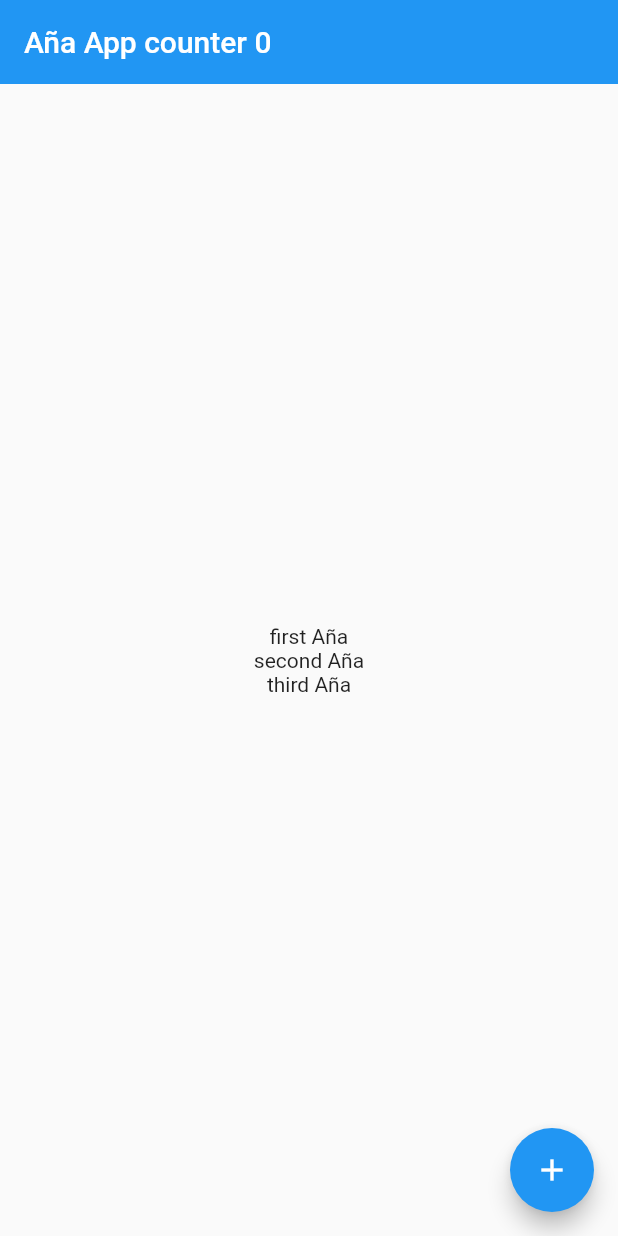
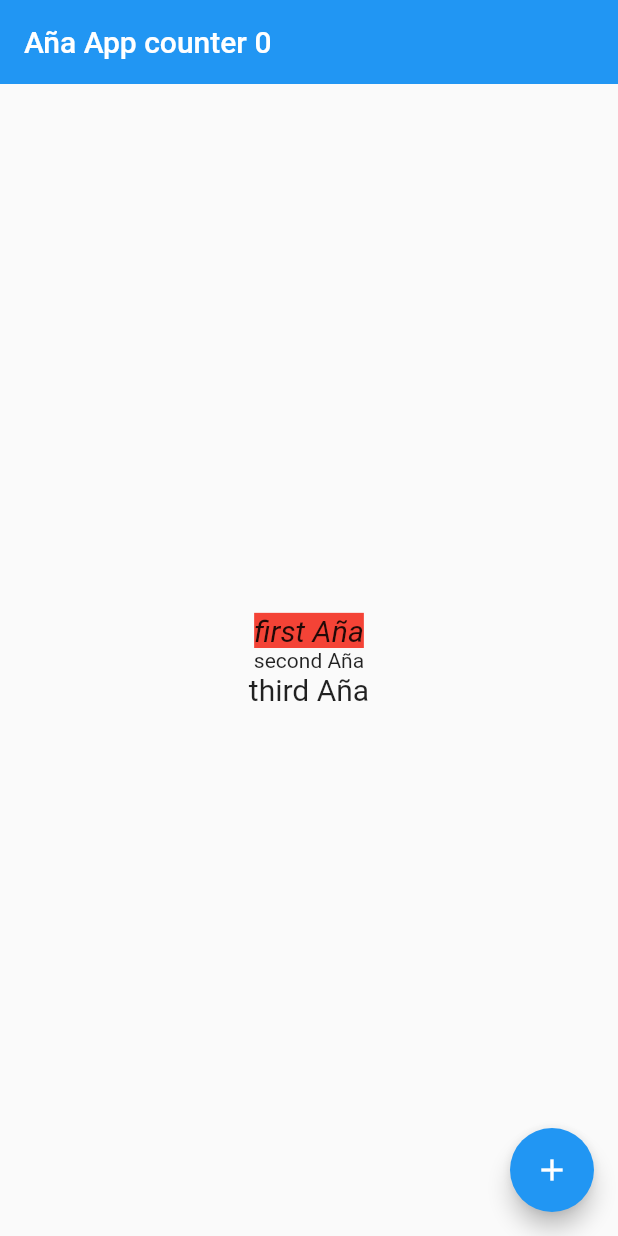
Before and after one commit to cuauhtlahuac/flutter_fer_herrera, a Flutter app: the screen it shows after launch, on a phone screen of 412 x 824 dp. Run offline on Flutter 3.47's test engine with Material 2 defaults, Android fonts, the phone set to English and light mode, and no system bars; Roboto replaces fonts that are missing (arial).

Commit message:
style: cambiando los text tyles

```diff
--- a/flutter_first_app/lib/screens/home_screen.dart
+++ b/flutter_first_app/lib/screens/home_screen.dart
@@ -14,9 +14,19 @@ class HomeScreen extends StatelessWidget {
         child: Column(
           mainAxisAlignment: MainAxisAlignment.center,
           children: const [
-            Text('first Aña'),
+            Text(
+              'first Aña',
+              style: TextStyle(
+                  backgroundColor: Colors.red,
+                  fontStyle: FontStyle.italic,
+                  fontFamily: "arial",
+                  fontSize: 20),
+            ),
             Text('second Aña'),
-            Text('third Aña'),
+            Text(
+              'third Aña',
+              style: TextStyle(fontSize: 20),
+            ),
           ],
         ),
       ),
```
